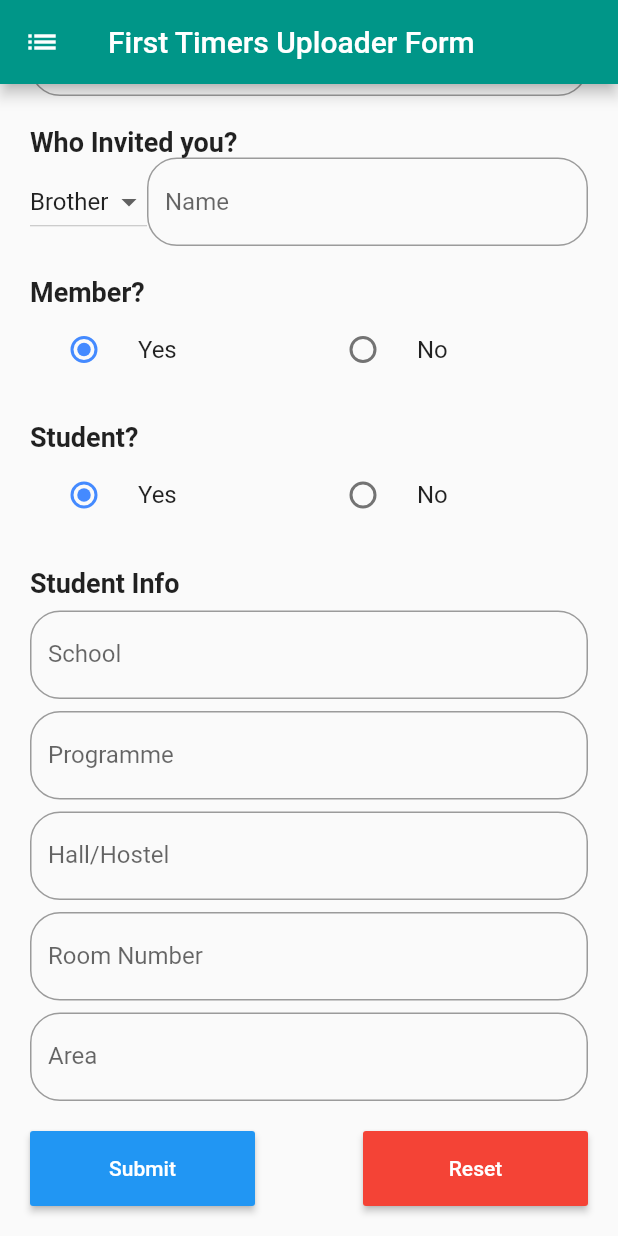
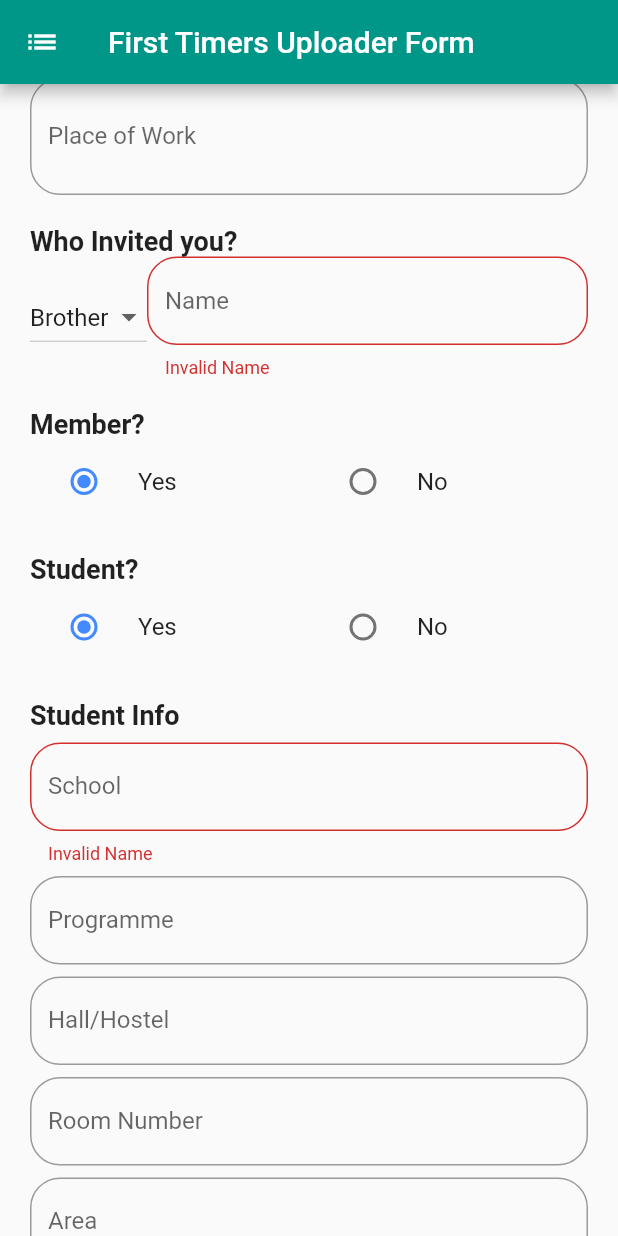
Before and after one commit to clemkofi/directory_uploader, a Flutter app: the screen it shows after launch, scrolled down 542 dp, after a tap on "Submit", on a phone screen of 412 x 824 dp. Run offline on Flutter 3.47's test engine with Material 2 defaults, Android fonts, the phone set to English and light mode, and no system bars.

```diff
--- a/lib/main.dart
+++ b/lib/main.dart
@@ -28,21 +28,56 @@ class MyHomePage extends StatefulWidget {
 }
 
 class _MyHomePageState extends State<MyHomePage> {
+  @override
+  void initState() {
+    // TODO: implement initState
+    super.initState();
+  }
+
+  @override
+  void dispose() {
+    // TODO: implement dispose
+    super.dispose();
+  }
+
+  // variables for form values
+  String _name;
+  String _tel_number;
+  String _email;
   String _valueDOB = 'No Date Selected!';
   String _valueDOA = 'No Date Selected!';
+  String _occupation;
+  String _place_of_work;
+  String _inviter_name;
+
+  // variable for membership
+  String _member = "Yes";
+
+  // variable for student
+  String _student = "Yes";
+
+  // variables for student info
+  String _school;
+  String _programme;
+  String _hall_hostel;
+  String _room_number;
+  String _area;
+
+  // varibles for non_student info
+  String _residence;
+  String _house_num;
+  String _landmark;
+
   int year = DateTime.now().year + 1;
+
+  // key form the form to help validation
+  final formKey = new GlobalKey<FormState>();
 
   //varible to keep the position of the inviter
   String _inviter_position = "Brother";
 
   // list array to keep the positions of the inviters
   List<String> inviter_position = ["Brother", "Leader", "Deacon", "Bishop", "Pastor"];
-
-  // variable for membership
-  String _member = "Yes";
-
-  // variable for student
-  String _student = "Yes";
 
   // function for the date picker for the date of birth
   Future _selectDateofBirth() async {
@@ -104,6 +139,22 @@ class _MyHomePageState extends State<MyHomePage> {
     });
   }
 
+  void _submit() {
+    final formState = formKey.currentState;
+
+    if(formState.validate()){
+      formState.save();
+
+      // _performLogin();
+    }
+  }
+
+  void _reset(){
+    final formState = formKey.currentState;
+
+    formState.reset();
+  }
+
   @override
   Widget build(BuildContext context) {
     return new Scaffold(
@@ -120,39 +171,48 @@ class _MyHomePageState extends State<MyHomePage> {
                 new BoxConstraints(minHeight: viewportConstraints.maxHeight),
             child: new Container(
               padding: new EdgeInsets.all(20.0),
+              child: new Form(
+                  key: formKey,
                   child: new Column(
                   children: <Widget>[
                     // full name entry
-                  new TextField(
+                    new TextFormField(
+                      initialValue: _name,
                       decoration: new InputDecoration(
                           hintText: "Full Name",
                           labelText: "Full Name",
                           border: new OutlineInputBorder(
                               borderRadius: BorderRadius.circular(20.0))),
+                      validator: (val) => val.trim().length < 3 ? 'Invalid Name' : null,
+                      onSaved: (val) => _name = val.trim(),
                     ),
 
                     new Padding(padding: const EdgeInsets.only(top: 20.0)),
 
                     // telephone number entry
-                  new TextField(
+                    new TextFormField(
                       keyboardType: TextInputType.phone,
                       decoration: new InputDecoration(
                           hintText: "Tel Number",
                           labelText: "Tel Number",
                           border: new OutlineInputBorder(
                               borderRadius: BorderRadius.circular(20.0))),
+                      validator: (val) => val.trim().length < 10 ? 'Invalid Number' : null,
+                      onSaved: (val) => _tel_number = val.trim(),
                     ),
 
                     new Padding(padding: const EdgeInsets.only(top: 20.0)),
 
                     // email entry
-                  new TextField(
+                    new TextFormField(
                       keyboardType: TextInputType.emailAddress,
                       decoration: new InputDecoration(
                           hintText: "email",
                           labelText: "email",
                           border: new OutlineInputBorder(
                               borderRadius: BorderRadius.circular(20.0))),
+                      validator: (val) => !val.contains('@')||!val.contains('.') ? 'Invalid Email' : null,
+                      onSaved: (val) => _email = val
                     ),
 
                     new Padding(padding: const EdgeInsets.only(top: 20.0)),
@@ -228,24 +288,26 @@ class _MyHomePageState extends State<MyHomePage> {
                     new Padding(padding: const EdgeInsets.only(top: 20.0)),
 
                     // occupation entry
-                  new TextField(
+                    new TextFormField(
                       decoration: new InputDecoration(
                           hintText: "Occupation",
                           labelText: "Occupation",
                           border: new OutlineInputBorder(
                               borderRadius: BorderRadius.circular(20.0))),
+                      onSaved: (val) => _occupation = val.trim(),
                     ),
 
                     new Padding(padding: const EdgeInsets.only(top: 20.0)),
 
                     // Place of Work entry
-                  new TextField(
+                    new TextFormField(
                       maxLines: 2,
                       decoration: new InputDecoration(
                           hintText: "Place of Work",
                           labelText: "Place of Work",
                           border: new OutlineInputBorder(
                               borderRadius: BorderRadius.circular(20.0))),
+                      onSaved: (val) => _place_of_work = val.trim(),
                     ),
 
                     new Padding(padding: const EdgeInsets.only(top: 20.0)),
@@ -282,13 +344,15 @@ class _MyHomePageState extends State<MyHomePage> {
 
                             new Flexible(
                               child: // Name of Inviter
-                                new TextField(
+                                  new TextFormField(
                                     decoration: new InputDecoration(
                                       hintText: "Name",
                                       border: new OutlineInputBorder(
                                           borderRadius: BorderRadius.circular(20.0)
                                         )
                                       ),
+                                    validator: (val) => val.trim().length < 3 ? 'Invalid Name' : null,
+                                    onSaved: (val) => _inviter_name = val.trim(),
                                   ),
                             )
                           ],
@@ -404,7 +468,7 @@ class _MyHomePageState extends State<MyHomePage> {
                               new Padding(padding: const EdgeInsets.only(top: 8.0)),
 
                               // School Entry
-                            new TextField(
+                              new TextFormField(
                                 decoration: new InputDecoration(
                                     hintText: "School",
                                     labelText: "School",
@@ -412,12 +476,14 @@ class _MyHomePageState extends State<MyHomePage> {
                                         borderRadius: BorderRadius.circular(20.0)
                                       )
                                   ),
+                                validator: (val) => val.trim().length < 2 ? 'Invalid Name' : null,
+                                onSaved: (val) => _school = val.trim(),
                               ),
 
                               new Padding(padding: const EdgeInsets.only(top: 8.0)),
 
                               // Programme Entry
-                            new TextField(
+                              new TextFormField(
                                 decoration: new InputDecoration(
                                     hintText: "Programme",
                                     labelText: "Programme",
@@ -425,12 +491,13 @@ class _MyHomePageState extends State<MyHomePage> {
                                         borderRadius: BorderRadius.circular(20.0)
                                       )
                                   ),
+                                onSaved: (val) => _programme = val.trim(),
                               ),
 
                               new Padding(padding: const EdgeInsets.only(top: 8.0)),
 
                               // Hall/Hostel Entry
-                            new TextField(
+                              new TextFormField(
                                 decoration: new InputDecoration(
                                     hintText: "Hall/Hostel",
                                     labelText: "Hall/Hostel",
@@ -438,12 +505,13 @@ class _MyHomePageState extends State<MyHomePage> {
                                         borderRadius: BorderRadius.circular(20.0)
                                       )
                                   ),
+                                onSaved: (val) => _hall_hostel = val.trim(),
                               ),
 
                               new Padding(padding: const EdgeInsets.only(top: 8.0)),
 
                               // Room Number Entry
-                            new TextField(
+                              new TextFormField(
                                 decoration: new InputDecoration(
                                     hintText: "Room Number",
                                     labelText: "Room Number",
@@ -451,12 +519,13 @@ class _MyHomePageState extends State<MyHomePage> {
                                         borderRadius: BorderRadius.circular(20.0)
                                       )
                                   ),
+                                onSaved: (val) => _room_number = val.trim(),
                               ),
 
                               new Padding(padding: const EdgeInsets.only(top: 8.0)),
 
                               // Area Entry
-                            new TextField(
+                              new TextFormField(
                                 decoration: new InputDecoration(
                                     hintText: "Area",
                                     labelText: "Area",
@@ -464,6 +533,7 @@ class _MyHomePageState extends State<MyHomePage> {
                                         borderRadius: BorderRadius.circular(20.0)
                                       )
                                   ),
+                                onSaved: (val) => _area = val.trim(),
                               ),
 
                             ],
@@ -484,7 +554,7 @@ class _MyHomePageState extends State<MyHomePage> {
                               new Padding(padding: const EdgeInsets.only(top: 8.0)),
 
                               // Residence Entry
-                            new TextField(
+                              new TextFormField(
                                 decoration: new InputDecoration(
                                     hintText: "Residence",
                                     labelText: "Residence",
@@ -492,12 +562,14 @@ class _MyHomePageState extends State<MyHomePage> {
                                         borderRadius: BorderRadius.circular(20.0)
                                       )
                                   ),
+                                validator: (val) => val.trim().length < 3 ? 'Invalid Residence' : null,
+                                onSaved: (val) => _residence = val.trim(),
                               ),
 
                               new Padding(padding: const EdgeInsets.only(top: 8.0)),
 
                               // House No. Entry
-                            new TextField(
+                              new TextFormField(
                                 decoration: new InputDecoration(
                                     hintText: "House No.",
                                     labelText: "House No.",
@@ -505,12 +577,13 @@ class _MyHomePageState extends State<MyHomePage> {
                                         borderRadius: BorderRadius.circular(20.0)
                                       )
                                   ),
+                                onSaved: (val) => _house_num = val.trim(),
                               ),
 
                               new Padding(padding: const EdgeInsets.only(top: 8.0)),
 
                               // Landmark Entry
-                            new TextField(
+                              new TextFormField(
                                 decoration: new InputDecoration(
                                     hintText: "Landmark",
                                     labelText: "Landmark",
@@ -518,6 +591,7 @@ class _MyHomePageState extends State<MyHomePage> {
                                         borderRadius: BorderRadius.circular(20.0)
                                       )
                                   ),
+                                onSaved: (val) => _landmark = val.trim(),
                               ),
 
                             ],
@@ -538,7 +612,7 @@ class _MyHomePageState extends State<MyHomePage> {
                           color: Colors.blue,
                           textColor: Colors.white,
                           child: new Text("Submit"),
-                        onPressed: () => {},
+                          onPressed: _submit,
                           splashColor: Colors.white24,
                         ),
 
@@ -548,7 +622,7 @@ class _MyHomePageState extends State<MyHomePage> {
                           color: Colors.red,
                           textColor: Colors.white,
                           child: new Text("Reset"),
-                        onPressed: () => {},
+                          onPressed: _reset,
                           splashColor: Colors.white24,
                         ),
 
@@ -558,6 +632,7 @@ class _MyHomePageState extends State<MyHomePage> {
                   ],
                 ),
               ),
+            ),
           ));
           })
     );
```
Lines whose indentation alone changed are shown as unchanged.
